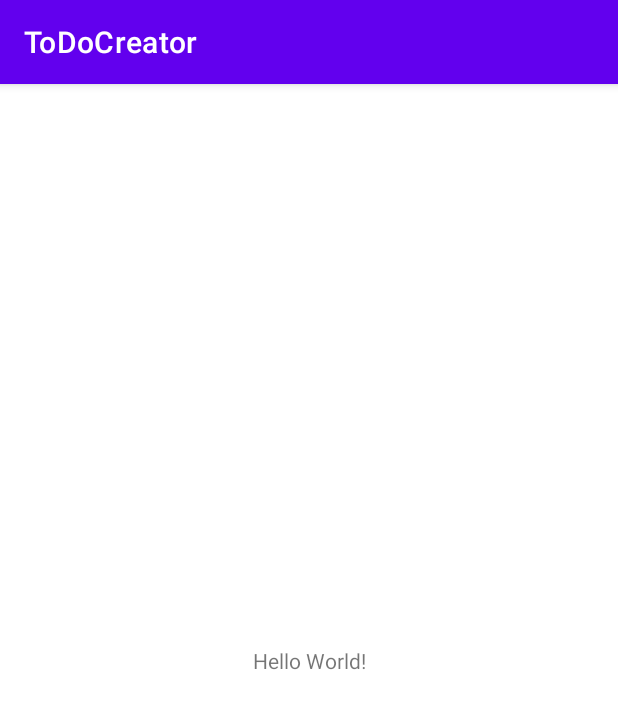
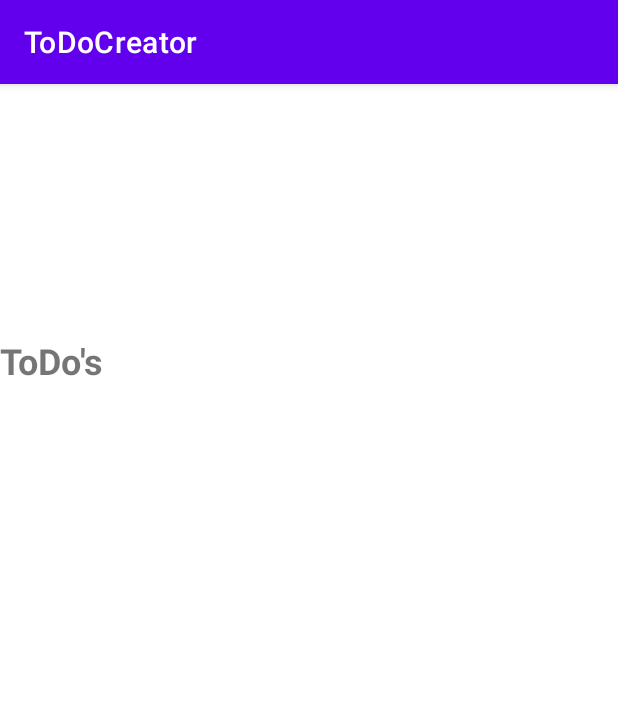
Before and after one commit to jonbunjaku/ToDoCreator, an Android app: the screen it shows after launch (MainActivity), on a phone screen of 412 x 824 dp. Shown: the top 709 px of the screen. Run offline under Robolectric (Android 15) with nearby library versions, the light colour scheme and no system bars; our stand-ins replace Room's generated code.

Commit message:
Added DB Connection

```diff
--- a/app/src/main/java/zli/uek335/todocreator/MainActivity.java
+++ b/app/src/main/java/zli/uek335/todocreator/MainActivity.java
@@ -1,14 +1,21 @@
 package zli.uek335.todocreator;
 
 import androidx.appcompat.app.AppCompatActivity;
+import androidx.room.Room;
 
 import android.os.Bundle;
 
+import zli.uek335.todocreator.model.AppDatabase;
+import zli.uek335.todocreator.model.ToDoDao;
+
 public class MainActivity extends AppCompatActivity {
-
     @Override
     protected void onCreate(Bundle savedInstanceState) {
         super.onCreate(savedInstanceState);
         setContentView(R.layout.activity_main);
+        AppDatabase db = Room.databaseBuilder(getApplicationContext(),
+                AppDatabase.class, "todo").allowMainThreadQueries().build();
+        ToDoDao toDoDao = db.toDoDao();
+        toDoDao.getAllToDos();
     }
 }
--- /dev/null
+++ b/app/src/main/java/zli/uek335/todocreator/model/AppDatabase.java
@@ -0,0 +1,9 @@
+package zli.uek335.todocreator.model;
+
+import androidx.room.Database;
+import androidx.room.RoomDatabase;
+
+@Database(entities = {ToDo.class}, version = 1)
+public abstract class AppDatabase extends RoomDatabase {
+    public abstract ToDoDao toDoDao();
+}
--- /dev/null
+++ b/app/src/main/java/zli/uek335/todocreator/model/ToDoDao.java
@@ -0,0 +1,16 @@
+package zli.uek335.todocreator.model;
+
+import androidx.room.Dao;
+import androidx.room.Insert;
+import androidx.room.Query;
+
+import java.util.List;
+
+@Dao
+public interface ToDoDao {
+    @Query("SELECT * FROM todo")
+    List<ToDo> getAllToDos();
+
+    @Insert
+    void insertAll(ToDo... toDos);
+}
--- a/app/src/main/res/layout/activity_main.xml
+++ b/app/src/main/res/layout/activity_main.xml
@@ -6,13 +6,24 @@
     android:layout_height="match_parent"
     tools:context=".MainActivity">
 
-    <TextView
-        android:layout_width="wrap_content"
+    <LinearLayout
+        android:layout_width="0dp"
         android:layout_height="wrap_content"
-        android:text="Hello World!"
+        android:layout_marginTop="50dp"
+        android:layout_marginBottom="450dp"
+        android:orientation="vertical"
         app:layout_constraintBottom_toBottomOf="parent"
         app:layout_constraintEnd_toEndOf="parent"
         app:layout_constraintStart_toStartOf="parent"
-        app:layout_constraintTop_toTopOf="parent" />
+        app:layout_constraintTop_toTopOf="parent">
+
+        <TextView
+            android:layout_width="match_parent"
+            android:layout_height="match_parent"
+            android:text="ToDo's"
+            android:textStyle="bold"
+            android:textSize="24sp"
+            />
+    </LinearLayout>
 
 </androidx.constraintlayout.widget.ConstraintLayout>
```
Also changed, not shown: app/build.gradle (+10 -7 lines), app/src/main/java/zli/uek335/todocreator/model/ToDo.java (added, +17 -0 lines), build.gradle (+15 -4 lines).
